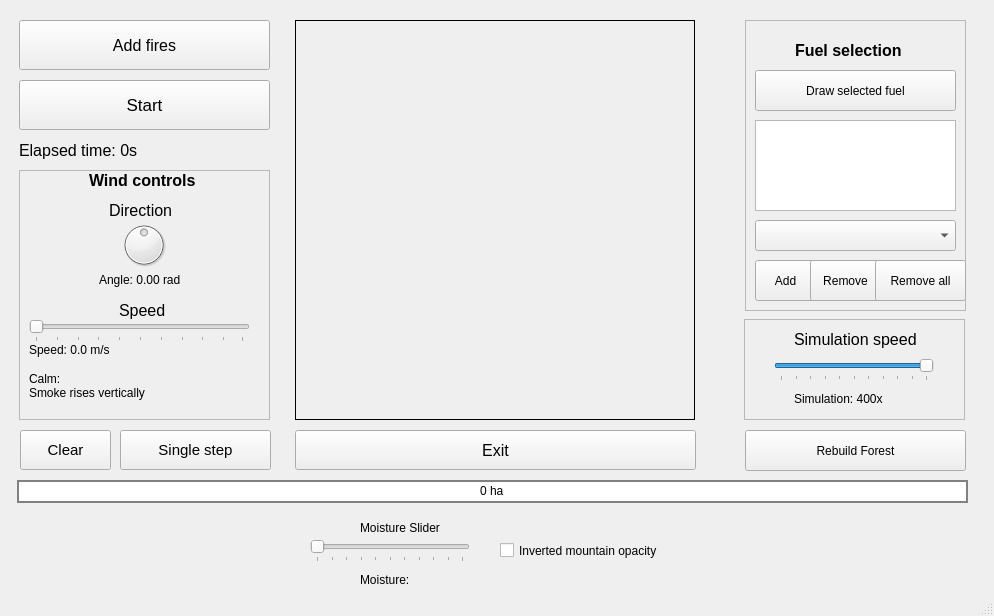
Arpa97/ProgettoFisica, file gui/mainwindow.ui: the form before one commit.
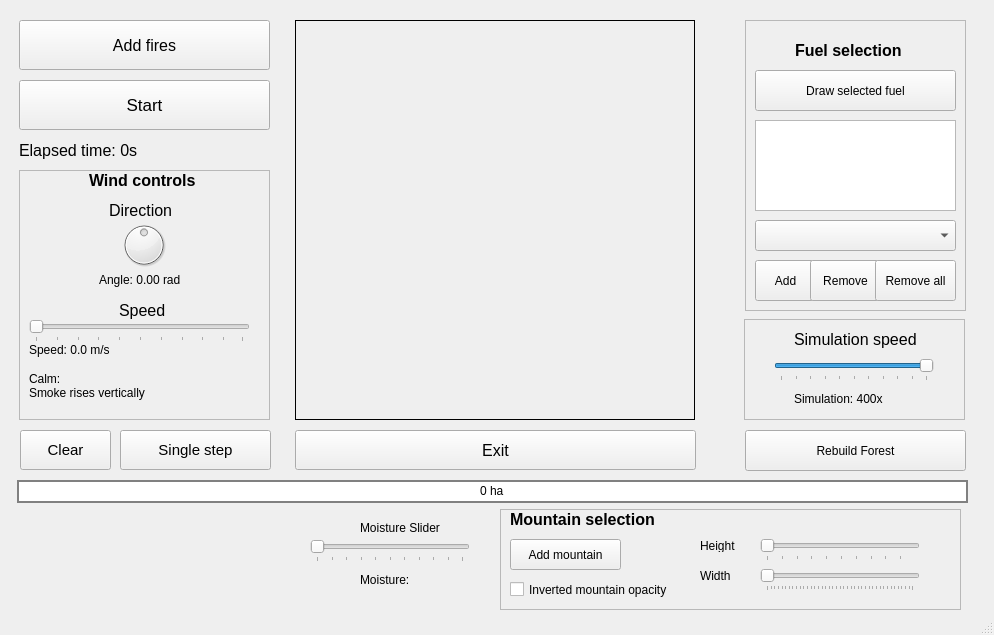
The form after the commit. Icons and pictures are not drawn.

Diff of the .ui file:
```diff
--- a/gui/mainwindow.ui
+++ b/gui/mainwindow.ui
@@ -7,7 +7,7 @@
     <x>0</x>
     <y>0</y>
     <width>994</width>
-    <height>616</height>
+    <height>635</height>
    </rect>
   </property>
   <property name="windowTitle">
@@ -422,7 +422,7 @@
       <rect>
        <x>130</x>
        <y>240</y>
-       <width>91</width>
+       <width>81</width>
        <height>41</height>
       </rect>
      </property>
@@ -612,18 +612,137 @@
      <string>Moisture:</string>
     </property>
    </widget>
-   <widget class="QCheckBox" name="invertCheckBox">
+   <widget class="QFrame" name="frame_3">
     <property name="geometry">
      <rect>
       <x>500</x>
-      <y>540</y>
-      <width>161</width>
-      <height>21</height>
+      <y>509</y>
+      <width>461</width>
+      <height>101</height>
      </rect>
     </property>
-    <property name="text">
-     <string>Inverted mountain opacity</string>
+    <property name="autoFillBackground">
+     <bool>true</bool>
     </property>
+    <property name="frameShape">
+     <enum>QFrame::StyledPanel</enum>
+    </property>
+    <property name="frameShadow">
+     <enum>QFrame::Plain</enum>
+    </property>
+    <widget class="QPushButton" name="mountainAddButton">
+     <property name="geometry">
+      <rect>
+       <x>10</x>
+       <y>30</y>
+       <width>111</width>
+       <height>31</height>
+      </rect>
+     </property>
+     <property name="text">
+      <string>Add mountain</string>
+     </property>
+    </widget>
+    <widget class="QSlider" name="mountainHeightSlider">
+     <property name="geometry">
+      <rect>
+       <x>260</x>
+       <y>30</y>
+       <width>160</width>
+       <height>22</height>
+      </rect>
+     </property>
+     <property name="minimum">
+      <number>1</number>
+     </property>
+     <property name="orientation">
+      <enum>Qt::Horizontal</enum>
+     </property>
+     <property name="tickPosition">
+      <enum>QSlider::TicksBelow</enum>
+     </property>
+    </widget>
+    <widget class="QSlider" name="mountainWidthSlider">
+     <property name="geometry">
+      <rect>
+       <x>260</x>
+       <y>60</y>
+       <width>160</width>
+       <height>22</height>
+      </rect>
+     </property>
+     <property name="minimum">
+      <number>1</number>
+     </property>
+     <property name="maximum">
+      <number>400</number>
+     </property>
+     <property name="orientation">
+      <enum>Qt::Horizontal</enum>
+     </property>
+     <property name="tickPosition">
+      <enum>QSlider::TicksBelow</enum>
+     </property>
+    </widget>
+    <widget class="QCheckBox" name="invertCheckBox">
+     <property name="geometry">
+      <rect>
+       <x>10</x>
+       <y>70</y>
+       <width>161</width>
+       <height>21</height>
+      </rect>
+     </property>
+     <property name="text">
+      <string>Inverted mountain opacity</string>
+     </property>
+    </widget>
+    <widget class="QLabel" name="label_8">
+     <property name="geometry">
+      <rect>
+       <x>10</x>
+       <y>0</y>
+       <width>161</width>
+       <height>20</height>
+      </rect>
+     </property>
+     <property name="font">
+      <font>
+       <pointsize>12</pointsize>
+       <weight>75</weight>
+       <bold>true</bold>
+      </font>
+     </property>
+     <property name="text">
+      <string>Mountain selection</string>
+     </property>
+    </widget>
+    <widget class="QLabel" name="label">
+     <property name="geometry">
+      <rect>
+       <x>200</x>
+       <y>30</y>
+       <width>47</width>
+       <height>13</height>
+      </rect>
+     </property>
+     <property name="text">
+      <string>Height</string>
+     </property>
+    </widget>
+    <widget class="QLabel" name="label_2">
+     <property name="geometry">
+      <rect>
+       <x>200</x>
+       <y>60</y>
+       <width>47</width>
+       <height>13</height>
+      </rect>
+     </property>
+     <property name="text">
+      <string>Width</string>
+     </property>
+    </widget>
    </widget>
    <zorder>frame</zorder>
    <zorder>mainPicture</zorder>
```
Left out of the diff: 2 changed lines with no effect on the pictures.
